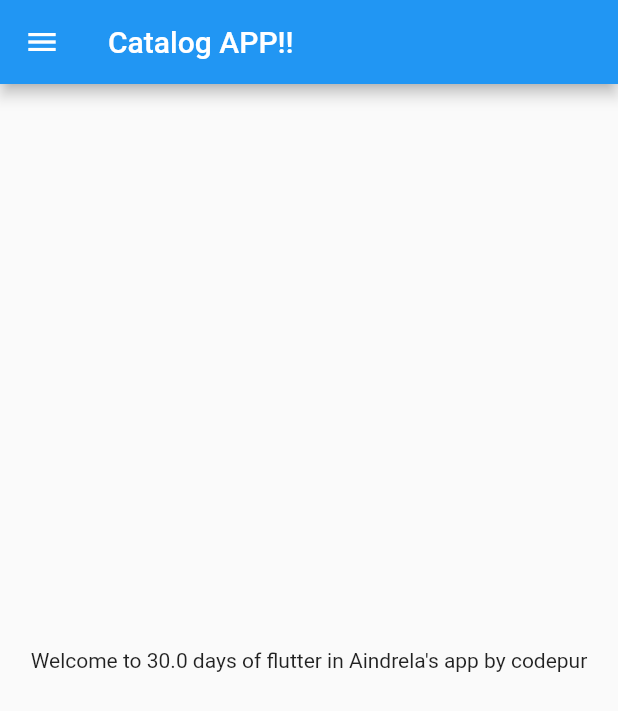
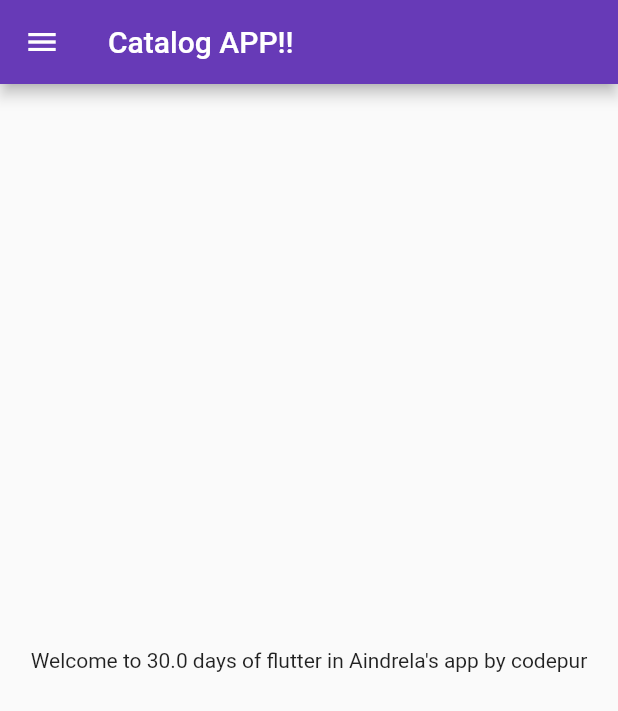
Before and after one commit to aindrelasahapritha/myfirstapp, a Flutter app: the screen it shows after launch, on a phone screen of 412 x 824 dp. Shown: the top 711 px of the screen. Run offline on Flutter 3.47's test engine with Material 2 defaults, Android fonts, the phone set to English and light mode, and no system bars.

Commit message:
day3 done

```diff
--- a/lib/main.dart
+++ b/lib/main.dart
@@ -1,5 +1,6 @@
+import 'package:firstapp/pages/login_page.dart';
 import 'package:flutter/material.dart';
-import 'home_page.dart';
+import 'pages/home_page.dart';
 
 void main() {
   runApp(MyApp());
@@ -8,11 +9,25 @@ void main() {
 class MyApp extends StatelessWidget {
   @override
   Widget build(BuildContext context) {
+    // bringVegetables(thaila: false);
     // double days = 30;
     // String name = "codepur";
 
     return MaterialApp(
-      home: HomePage(),
+      // home: HomePage(),
+      themeMode: ThemeMode.light,
+      theme: ThemeData(primarySwatch: Colors.deepPurple),
+      darkTheme: ThemeData(
+        brightness: Brightness.dark,
+      ),
+      initialRoute: "/home",
+      routes: {
+        "/":(context) => LoginPage(),
+         "/home":(context) => HomePage(),
+        "/login":(context) => LoginPage()
+      },
     );
   }
 }
+
+// bringVegetables({ bool thaila=false, int rupees = 100}) {}
```
Also changed, not shown: lib/pages/login_page.dart (added, +18 -0 lines), lib/pages/home_page.dart (renamed from lib/home_page.dart).
